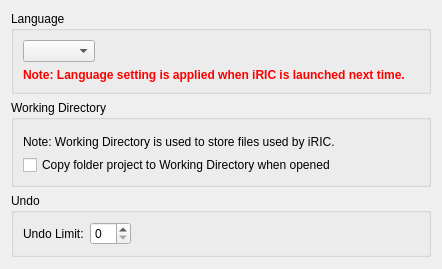
The window that apps/iricgui/pref/preferencepagegeneral.ui (i-RIC/prepost-gui) describes before a commit, drawn with Qt 5.
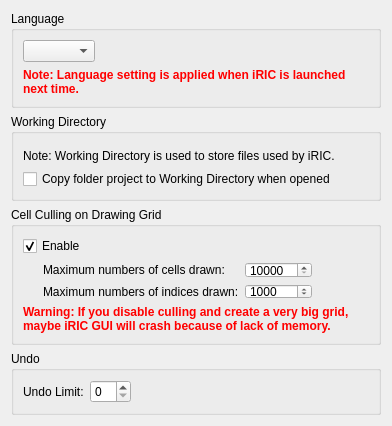
The same window after the commit. Custom widgets are drawn as their Qt base class.

Commit message: r5501 merged from 2.3 branch: Grid cell/index culling setting now available on preference dialog.

What changed in the file:
```diff
--- a/apps/iricgui/pref/preferencepagegeneral.ui
+++ b/apps/iricgui/pref/preferencepagegeneral.ui
@@ -6,8 +6,8 @@
    <rect>
     <x>0</x>
     <y>0</y>
-    <width>442</width>
-    <height>269</height>
+    <width>392</width>
+    <height>426</height>
    </rect>
   </property>
   <property name="windowTitle">
@@ -88,6 +88,137 @@
      </layout>
     </widget>
    </item>
+   <item>
+    <widget class="QGroupBox" name="cullGroupBox">
+     <property name="title">
+      <string>Cell Culling on Drawing Grid</string>
+     </property>
+     <layout class="QVBoxLayout" name="verticalLayout_4">
+      <item>
+       <widget class="QCheckBox" name="cullEnableCheckBox">
+        <property name="text">
+         <string>Enable</string>
+        </property>
+        <property name="checked">
+         <bool>true</bool>
+        </property>
+       </widget>
+      </item>
+      <item>
+       <layout class="QGridLayout" name="gridLayout">
+        <item row="0" column="0">
+         <spacer name="horizontalSpacer_3">
+          <property name="orientation">
+           <enum>Qt::Horizontal</enum>
+          </property>
+          <property name="sizeType">
+           <enum>QSizePolicy::Fixed</enum>
+          </property>
+          <property name="sizeHint" stdset="0">
+           <size>
+            <width>20</width>
+            <height>13</height>
+           </size>
+          </property>
+         </spacer>
+        </item>
+        <item row="0" column="1">
+         <widget class="QLabel" name="cullMaxNumberLabel">
+          <property name="text">
+           <string>Maximum numbers of cells drawn:</string>
+          </property>
+         </widget>
+        </item>
+        <item row="0" column="2">
+         <widget class="QSpinBox" name="cullMaxNumberSpinBox">
+          <property name="minimum">
+           <number>10000</number>
+          </property>
+          <property name="maximum">
+           <number>10000000</number>
+          </property>
+         </widget>
+        </item>
+        <item row="0" column="3">
+         <spacer name="horizontalSpacer_4">
+          <property name="orientation">
+           <enum>Qt::Horizontal</enum>
+          </property>
+          <property name="sizeHint" stdset="0">
+           <size>
+            <width>40</width>
+            <height>20</height>
+           </size>
+          </property>
+         </spacer>
+        </item>
+        <item row="1" column="0">
+         <spacer name="horizontalSpacer_5">
+          <property name="orientation">
+           <enum>Qt::Horizontal</enum>
+          </property>
+          <property name="sizeType">
+           <enum>QSizePolicy::Fixed</enum>
+          </property>
+          <property name="sizeHint" stdset="0">
+           <size>
+            <width>20</width>
+            <height>13</height>
+           </size>
+          </property>
+         </spacer>
+        </item>
+        <item row="1" column="1">
+         <widget class="QLabel" name="cullMaxIndexLabel">
+          <property name="text">
+           <string>Maximum numbers of indices drawn:</string>
+          </property>
+         </widget>
+        </item>
+        <item row="1" column="2">
+         <widget class="QSpinBox" name="cullMaxIndexSpinBox">
+          <property name="minimum">
+           <number>100</number>
+          </property>
+          <property name="maximum">
+           <number>10000</number>
+          </property>
+          <property name="value">
+           <number>1000</number>
+          </property>
+         </widget>
+        </item>
+        <item row="1" column="3">
+         <spacer name="horizontalSpacer_6">
+          <property name="orientation">
+           <enum>Qt::Horizontal</enum>
+          </property>
+          <property name="sizeHint" stdset="0">
+           <size>
+            <width>40</width>
+            <height>20</height>
+           </size>
+          </property>
+         </spacer>
+        </item>
+       </layout>
+      </item>
+      <item>
+       <widget class="QLabel" name="label_2">
+        <property name="styleSheet">
+         <string notr="true">color: rgb(255, 0, 0); font-weight: bold</string>
+        </property>
+        <property name="text">
+         <string>Warning: If you disable culling and create a very big grid, maybe iRIC GUI will crash because of lack of memory.</string>
+        </property>
+        <property name="wordWrap">
+         <bool>true</bool>
+        </property>
+       </widget>
+      </item>
+     </layout>
+    </widget>
+   </item>
    <item>
     <widget class="QGroupBox" name="undoGroupBox">
      <property name="title">
```
The commit also changes 6 other files.
